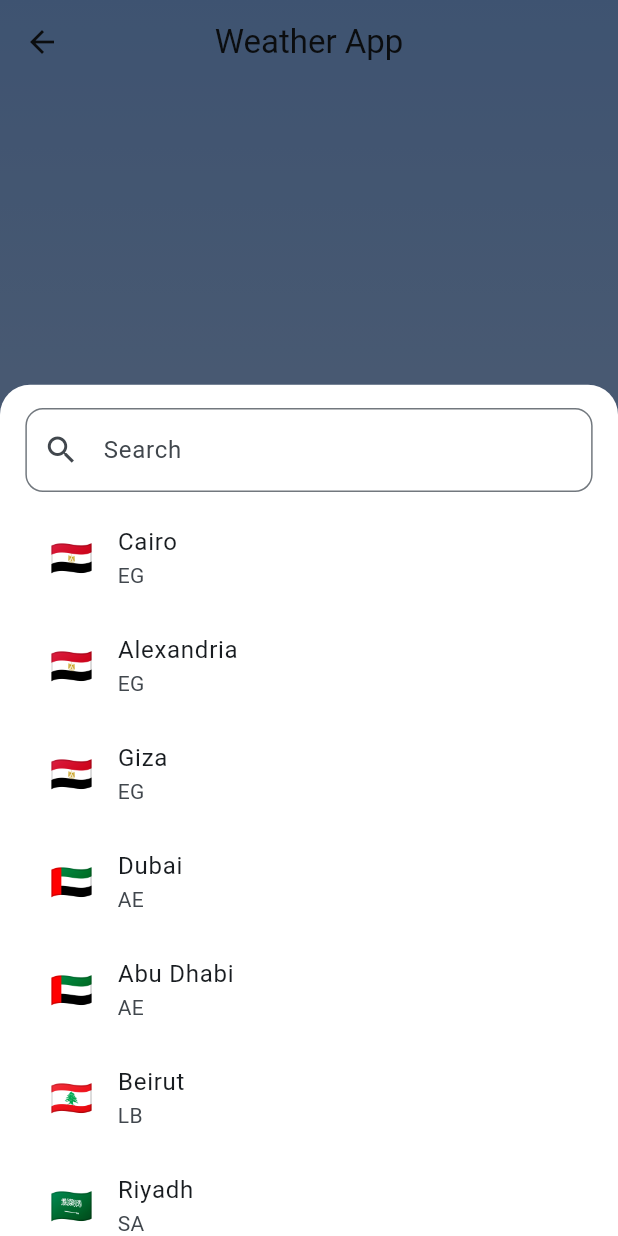
After one commit to Amr-Amer/weather, a Flutter app: the HomeScreen screen opened by its route, after a tap on "Select a city", on a phone screen of 412 x 824 dp. The commit adds this screen. Run offline on Flutter 3.47's test engine with Material 3 defaults, Android fonts, the phone set to English and light mode, and no system bars; drawn by our look-alikes of animated_text_kit; our stand-ins replace bloc, dartz, dio, flutter_bloc, flutter_screenutil, get_it and 3 more; accounts and stored records are empty; network calls fail; Roboto replaces fonts that are missing (Cairo).

Commit message:
- change counties to cities

```diff
--- /dev/null
+++ b/devtools_options.yaml
@@ -0,0 +1,3 @@
+description: This file stores settings for Dart & Flutter DevTools.
+documentation: https://docs.flutter.dev/tools/devtools/extensions#configure-extension-enablement-states
+extensions:
--- a/lib/main.dart
+++ b/lib/main.dart
@@ -8,6 +8,7 @@ import 'package:weather/core/constants/app_colors.dart';
 import 'package:weather/core/constants/app_strings.dart';
 import 'package:weather/core/di/injection_container.dart';
 import 'package:weather/core/navigation/app_navigator_routes.dart';
+import 'package:weather/core/navigation/app_routes.dart';
 import 'package:weather/screens/home/presentation/screens/home_screen.dart';
 
 void main() async {
@@ -37,7 +38,6 @@ class MyApp extends StatelessWidget {
         return MaterialApp(
             title: AppStrings.appName,
             debugShowCheckedModeBanner: false,
-            onGenerateRoute: AppNavigationRoutes.generateRoute,
             navigatorKey: AppNavigationRoutes.navigatorState,
             theme: ThemeData(
               colorScheme: ColorScheme.fromSeed(
@@ -49,7 +49,8 @@ class MyApp extends StatelessWidget {
               textTheme:  GoogleFonts.cairoTextTheme(),
               useMaterial3: true,
             ),
-            home: HomeScreen()
+          initialRoute: AppRoutes.home,
+          onGenerateRoute: AppNavigationRoutes.generateRoute,
         );
       },
     );
--- a/lib/models/city_model.dart
+++ b/lib/models/city_model.dart
@@ -29,3 +29,37 @@ class CityModel {
     };
   }
 }
+
+
+class Cities {
+  static List<CityModel> allCities = [
+    // Egypt
+    CityModel(name: "Cairo", country: "EG", lat: 30.0444, lon: 31.2357),
+    CityModel(name: "Alexandria", country: "EG", lat: 31.2001, lon: 29.9187),
+    CityModel(name: "Giza", country: "EG", lat: 30.0131, lon: 31.2089),
+
+    // UAE
+    CityModel(name: "Dubai", country: "AE", lat: 25.276987, lon: 55.296249),
+    CityModel(name: "Abu Dhabi", country: "AE", lat: 24.4539, lon: 54.3773),
+
+    // Lebanon
+    CityModel(name: "Beirut", country: "LB", lat: 33.8938, lon: 35.5018),
+
+    // Saudi Arabia
+    CityModel(name: "Riyadh", country: "SA", lat: 24.7136, lon: 46.6753),
+    CityModel(name: "Jeddah", country: "SA", lat: 21.4858, lon: 39.1925),
+
+    // Jordan
+    CityModel(name: "Amman", country: "JO", lat: 31.9539, lon: 35.9106),
+
+    // Kuwait
+    CityModel(name: "Kuwait City", country: "KW", lat: 29.3759, lon: 47.9774),
+
+    // World
+    CityModel(name: "London", country: "GB", lat: 51.5074, lon: -0.1278),
+    CityModel(name: "Paris", country: "FR", lat: 48.8566, lon: 2.3522),
+    CityModel(name: "New York", country: "US", lat: 40.7128, lon: -74.0060),
+    CityModel(name: "Tokyo", country: "JP", lat: 35.6762, lon: 139.6503),
+    CityModel(name: "Sydney", country: "AU", lat: -33.8688, lon: 151.2093),
+  ];
+}
--- a/lib/screens/forecast/presentation/screens/forecast_screen.dart
+++ b/lib/screens/forecast/presentation/screens/forecast_screen.dart
@@ -13,9 +13,10 @@ class ForecastScreen extends StatelessWidget {
 
   @override
   Widget build(BuildContext context) {
-    final country = ModalRoute.of(context)?.settings.arguments as String? ?? "Cairo";
+
+    final cityName = ModalRoute.of(context)?.settings.arguments as String? ?? "Cairo";
     if (kDebugMode) {
-      print("country: $country");
+      print("City Name: $cityName");
     }
     return MultiBlocProvider(
       providers: [
@@ -36,7 +37,7 @@ class ForecastScreen extends StatelessWidget {
             },
           ),
         ),
-        body: ForecastBody(country: country),
+        body: ForecastBody(country: cityName),
       ),
     );
   }
--- a/lib/screens/home/presentation/manager/home_cubit.dart
+++ b/lib/screens/home/presentation/manager/home_cubit.dart
@@ -1,4 +1,5 @@
 import 'package:flutter_bloc/flutter_bloc.dart';
+import 'package:weather/models/city_model.dart';
 import 'package:weather/screens/home/presentation/manager/home_state.dart';
 import 'package:weather/screens/home/repository/home_repo.dart';
 
@@ -7,9 +8,9 @@ class HomeCubit extends Cubit<HomeState> {
 
   HomeCubit(this._homeRepo) : super(HomeState());
 
-  void selectCountry(String country) {
-    emit(state.copyWith(selectedCountry: country));
-    fetchCurrentWeather(country);
+  void selectCity(CityModel city) {
+    emit(state.copyWith(selectedCity: city));
+    fetchCurrentWeather(city.name);
   }
 
   Future<void> fetchCurrentWeather(String city) async {
@@ -17,31 +18,21 @@ class HomeCubit extends Cubit<HomeState> {
     try {
       final weather = await _homeRepo.getCurrentWeather(city);
       if (weather != null) {
-        emit(state.copyWith(
-          currentWeather: weather,
-          isLoading: false,
-        ));
+        emit(state.copyWith(currentWeather: weather, isLoading: false));
       } else {
         emit(state.copyWith(
-          isLoading: false,
-          errorMessage: "Failed to fetch weather",
-        ));
+            isLoading: false, errorMessage: "Failed to fetch weather"));
       }
     } catch (e) {
-      emit(state.copyWith(
-        isLoading: false,
-        errorMessage: e.toString(),
-      ));
+      emit(state.copyWith(isLoading: false, errorMessage: e.toString()));
     }
   }
 
   String formatDate(int? timestamp) {
     if (timestamp == null) return "";
     final date = DateTime.fromMillisecondsSinceEpoch(timestamp * 1000);
-    return "${date.day.toString().padLeft(2,'0')}/"
-        "${date.month.toString().padLeft(2,'0')}/"
+    return "${date.day.toString().padLeft(2, '0')}/"
+        "${date.month.toString().padLeft(2, '0')}/"
         "${date.year}";
   }
-
-
 }
--- a/lib/screens/home/presentation/manager/home_state.dart
+++ b/lib/screens/home/presentation/manager/home_state.dart
@@ -1,26 +1,27 @@
 import 'package:weather/models/weather_model.dart';
+import 'package:weather/models/city_model.dart';
 
 class HomeState {
-  final String? selectedCountry;
+  final CityModel? selectedCity;
   final WeatherModel? currentWeather;
   final bool isLoading;
   final String? errorMessage;
 
   HomeState({
-    this.selectedCountry,
+    this.selectedCity,
     this.currentWeather,
     this.isLoading = false,
     this.errorMessage,
   });
 
   HomeState copyWith({
-    String? selectedCountry,
+    CityModel? selectedCity,
     WeatherModel? currentWeather,
     bool? isLoading,
     String? errorMessage,
   }) {
     return HomeState(
-      selectedCountry: selectedCountry ?? this.selectedCountry,
+      selectedCity: selectedCity ?? this.selectedCity,
       currentWeather: currentWeather ?? this.currentWeather,
       isLoading: isLoading ?? this.isLoading,
       errorMessage: errorMessage ?? this.errorMessage,
--- a/lib/screens/home/presentation/screens/home_body.dart
+++ b/lib/screens/home/presentation/screens/home_body.dart
@@ -33,12 +33,12 @@ class HomeBody extends StatelessWidget {
                 color: AppColors.blueDarkColor,
                 onRefresh: () async {
                   final state = context.read<HomeCubit>().state;
-                  if (state.selectedCountry == null ||
-                      state.selectedCountry!.isEmpty) {
+                  if (state.selectedCity == null ||
+                      state.selectedCity!.name.isEmpty) {
                     return;
                   }
                   context.read<HomeCubit>().fetchCurrentWeather(
-                    state.selectedCountry!,
+                    state.selectedCity!.name,
                   );
                 },
                 child: BlocBuilder<HomeCubit, HomeState>(
@@ -46,8 +46,8 @@ class HomeBody extends StatelessWidget {
                     if (state.isLoading) {
                       return const LoadingWidget();
                     }
-                    if (state.selectedCountry == null ||
-                        state.selectedCountry!.isEmpty) {
+                    if (state.selectedCity?.name == null ||
+                        state.selectedCity!.name.isEmpty) {
                       return const UnSelectCityWidget();
                     }
 
@@ -112,7 +112,7 @@ class HomeBody extends StatelessWidget {
                           animatedTexts: [
                             TyperAnimatedText(
                               speed: const Duration(milliseconds: 100),
-                              state.selectedCountry ?? AppStrings.selectACity,
+                              state.selectedCity?.name ?? AppStrings.selectACity,
                               textAlign: TextAlign.center,
                               textStyle: AppTextStyles.style25BlueDarkW700,
                             ),
@@ -173,12 +173,13 @@ class HomeBody extends StatelessWidget {
                             builder: (context) {
                               final cubit = context.read<HomeCubit>();
                               return SelectCountryWidget(
-                                title: AppStrings.changeCity,
-                                initialCountry: cubit.state.selectedCountry,
-                                onCountrySelected: (newCountry) {
-                                  cubit.selectCountry(newCountry);
+                                title: cubit.state.selectedCity?.name ?? AppStrings.selectACity,
+                                initialCity: cubit.state.selectedCity,
+                                onCitySelected: (city) {
+                                  cubit.selectCity(city);
                                 },
                               );
+
                             },
                           ),
                         ),
--- a/lib/screens/home/presentation/widgets/card_info.dart
+++ b/lib/screens/home/presentation/widgets/card_info.dart
@@ -27,6 +27,7 @@ class CardInfo extends StatelessWidget {
       ),
       child: Row(
         mainAxisAlignment: MainAxisAlignment.spaceEvenly,
+        crossAxisAlignment: CrossAxisAlignment.center,
         children: [
           _infoTile("Humidity", "${humidity ?? '--'}%", "💧"),
           _infoTile("Wind", "${windSpeed?.toInt() ?? '--'} km/h", "🌬️"),
@@ -39,11 +40,11 @@ class CardInfo extends StatelessWidget {
 
   Widget _infoTile(String title, String value, String icon) {
     return Padding(
-      padding: EdgeInsets.symmetric(vertical: 20.r, horizontal: 5.r),
+      padding: EdgeInsets.symmetric(vertical: 10.r, horizontal: 5.r),
       child: Column(
         children: [
           Text(icon, style: AppTextStyles.style22WhiteW500),
-          SizedBox(height: 7.h),
+          SizedBox(height: 5.h),
           Text(value, style: AppTextStyles.style18WhiteW600),
           SizedBox(height: 4.h),
           Text(title, style: AppTextStyles.style14WhiteW500),
--- a/lib/screens/home/presentation/widgets/select_country_widget.dart
+++ b/lib/screens/home/presentation/widgets/select_country_widget.dart
@@ -1,19 +1,75 @@
+// import 'package:flutter/material.dart';
+// import 'package:country_picker/country_picker.dart';
+// import 'package:flutter_screenutil/flutter_screenutil.dart';
+// import 'package:weather/core/constants/app_colors.dart';
+// import 'package:weather/core/constants/app_text_styles.dart';
+//
+// class SelectCountryWidget extends StatelessWidget {
+//   final String title;
+//   final Function(String) onCountrySelected;
+//   final String? initialCountry;
+//
+//   const SelectCountryWidget({
+//     super.key,
+//     required this.title,
+//     required this.onCountrySelected,
+//     this.initialCountry,
+//   });
+//
+//   @override
+//   Widget build(BuildContext context) {
+//     return ElevatedButton.icon(
+//       style: ElevatedButton.styleFrom(
+//         backgroundColor: AppColors.blueDarkColor,
+//         shape: RoundedRectangleBorder(
+//           borderRadius: BorderRadius.circular(12.r),
+//         ),
+//       ),
+//       onPressed: () {
+//         showCountryPicker(
+//           context: context,
+//           showPhoneCode: false,
+//           useSafeArea: true,
+//           onSelect: (country) {
+//             onCountrySelected(country.name);
+//           },
+//           countryListTheme: CountryListThemeData(
+//             backgroundColor: Colors.white,
+//             textStyle: AppTextStyles.style16blueDarkW500,
+//             bottomSheetHeight: 500.h,
+//           ),
+//         );
+//       },
+//       icon: Icon(
+//         Icons.location_on,
+//         color: AppColors.whiteColor,
+//       ),
+//       label: Text(
+//         title,
+//         style: AppTextStyles.style16WhiteW500,
+//       ),
+//     );
+//   }
+// }
+
+
 import 'package:flutter/material.dart';
-import 'package:country_picker/country_picker.dart';
 import 'package:flutter_screenutil/flutter_screenutil.dart';
 import 'package:weather/core/constants/app_colors.dart';
 import 'package:weather/core/constants/app_text_styles.dart';
+import 'package:weather/widgets/city_picker_widget.dart';
+import 'package:weather/models/city_model.dart';
 
 class SelectCountryWidget extends StatelessWidget {
   final String title;
-  final Function(String) onCountrySelected;
-  final String? initialCountry;
+  final Function(CityModel) onCitySelected;
+  final CityModel? initialCity;
 
   const SelectCountryWidget({
     super.key,
     required this.title,
-    required this.onCountrySelected,
-    this.initialCountry,
+    required this.onCitySelected,
+    this.initialCity,
   });
 
   @override
@@ -26,17 +82,25 @@ class SelectCountryWidget extends StatelessWidget {
         ),
       ),
       onPressed: () {
-        showCountryPicker(
+        showModalBottomSheet(
+          useSafeArea: true,
           context: context,
-          showPhoneCode: false,
-          useSafeArea: true,
-          onSelect: (country) {
-            onCountrySelected(country.name);
-          },
-          countryListTheme: CountryListThemeData(
-            backgroundColor: Colors.white,
-            textStyle: AppTextStyles.style16blueDarkW500,
-            bottomSheetHeight: 500.h,
+          isScrollControlled: true,
+          backgroundColor: Colors.white,
+          shape: const RoundedRectangleBorder(
+            borderRadius: BorderRadius.vertical(top: Radius.circular(20)),
+          ),
+          builder: (context) => Padding(
+            padding: EdgeInsets.only(
+              bottom: MediaQuery.of(context).viewInsets.bottom,
+              top: 16.h,
+              left: 16.w,
+              right: 16.w,
+            ),
+            child: CityPickerWidget(
+              initialCity: initialCity,
+              onCitySelected: onCitySelected,
+            ),
           ),
         );
       },
--- a/lib/screens/home/presentation/widgets/side_menu.dart
+++ b/lib/screens/home/presentation/widgets/side_menu.dart
@@ -41,10 +41,10 @@ class SideMenu extends StatelessWidget {
               () {
             AppNavigationRoutes.pop();
             final homeCubit = context.read<HomeCubit>();
-            final selectedCountry = homeCubit.state.selectedCountry ?? "Cairo";
+            final selectedCity = homeCubit.state.selectedCity?.name ?? "Cairo";
             AppNavigationRoutes.push(
               AppRoutes.forecast,
-              arguments: selectedCountry,
+              arguments: selectedCity,
             );
           },
         ),
--- a/lib/screens/home/presentation/widgets/un_select_city_widget.dart
+++ b/lib/screens/home/presentation/widgets/un_select_city_widget.dart
@@ -28,7 +28,7 @@ class _UnSelectCityWidgetState extends State<UnSelectCityWidget>
 
     _controller = AnimationController(
       vsync: this,
-      duration: const Duration(milliseconds: 700),
+      duration: const Duration(milliseconds: 500),
     );
 
     _slideAnimation =
@@ -85,7 +85,6 @@ class _UnSelectCityWidgetState extends State<UnSelectCityWidget>
 
             const Spacer(flex: 1),
 
-
             Expanded(
               flex: 2,
               child: Align(
@@ -105,10 +104,11 @@ class _UnSelectCityWidgetState extends State<UnSelectCityWidget>
                     builder: (context) {
                       final cubit = context.read<HomeCubit>();
                       return SelectCountryWidget(
-                        title: AppStrings.changeCity,
-                        initialCountry: cubit.state.selectedCountry,
-                        onCountrySelected: (newCountry) {
-                          cubit.selectCountry(newCountry);
+                        title: cubit.state.selectedCity?.name ?? AppStrings.selectACity,
+                        initialCity: cubit.state.selectedCity,
+                        onCitySelected: (city) {
+                          cubit.selectCity(city);
+                          setState(() {});
                         },
                       );
                     },
--- /dev/null
+++ b/lib/services/storage_service.dart
@@ -0,0 +1,25 @@
+import 'package:weather/models/city_model.dart';
+import 'package:shared_preferences/shared_preferences.dart';
+
+
+class FavoriteCityService {
+  static const String _keyFavoriteCity = "favorite_city";
+
+  //TODO: Save favorite city
+  static Future<void> saveFavoriteCity(CityModel city) async {
+    final prefs = await SharedPreferences.getInstance();
+    prefs.setString(_keyFavoriteCity, city.name);
+  }
+
+  //TODO: Get favorite city
+  static Future<String?> getFavoriteCity() async {
+    final prefs = await SharedPreferences.getInstance();
+    return prefs.getString(_keyFavoriteCity);
+  }
+
+  //TODO: Remove favorite city
+  static Future<void> removeFavoriteCity() async {
+    final prefs = await SharedPreferences.getInstance();
+    prefs.remove(_keyFavoriteCity);
+  }
+}
--- /dev/null
+++ b/lib/widgets/city_picker_widget.dart
@@ -0,0 +1,92 @@
+import 'package:flutter/material.dart';
+import 'package:flutter_screenutil/flutter_screenutil.dart';
+import 'package:weather/core/constants/app_strings.dart';
+import 'package:weather/core/constants/app_text_styles.dart';
+import 'package:weather/models/city_model.dart';
+
+class CityPickerWidget extends StatefulWidget {
+  final CityModel? initialCity;
+  final Function(CityModel) onCitySelected;
+
+  const CityPickerWidget({
+    super.key,
+    required this.onCitySelected,
+    this.initialCity,
+  });
+
+  @override
+  State<CityPickerWidget> createState() => _CityPickerWidgetState();
+}
+
+class _CityPickerWidgetState extends State<CityPickerWidget> {
+  List<CityModel> filteredCities = Cities.allCities;
+  TextEditingController searchController = TextEditingController();
+
+  @override
+  void initState() {
+    super.initState();
+    searchController.addListener(() {
+      final query = searchController.text.toLowerCase();
+      setState(() {
+        filteredCities = Cities.allCities
+            .where((city) =>
+        city.name.toLowerCase().contains(query) ||
+            city.country.toLowerCase().contains(query))
+            .toList();
+      });
+    });
+  }
+
+  @override
+  void dispose() {
+    searchController.dispose();
+    super.dispose();
+  }
+
+  String getFlagEmoji(String countryCode) {
+    return countryCode.toUpperCase().codeUnits
+        .map((e) => String.fromCharCode(e + 127397))
+        .join();
+  }
+
+  @override
+  Widget build(BuildContext context) {
+    return Column(
+      mainAxisSize: MainAxisSize.min,
+      children: [
+        TextField(
+          controller: searchController,
+          decoration: InputDecoration(
+            hintText: AppStrings.search,
+            prefixIcon: const Icon(Icons.search),
+            border: OutlineInputBorder(
+              borderRadius: BorderRadius.circular(12.r),
+            ),
+          ),
+        ),
+        SizedBox(height: 8.h),
+        SizedBox(
+          height: 500.h,
+          child: ListView.builder(
+            itemCount: filteredCities.length,
+            itemBuilder: (context, index) {
+              final city = filteredCities[index];
+              return ListTile(
+                leading: Text(
+                  getFlagEmoji(city.country),
+                  style: AppTextStyles.style22WhiteW500,
+                ),
+                title: Text(city.name),
+                subtitle: Text(city.country),
+                onTap: () {
+                  widget.onCitySelected(city);
+                  Navigator.pop(context);
+                },
+              );
+            },
+          ),
+        ),
+      ],
+    );
+  }
+}
```
Also changed, not shown: lib/screens/forecast/presentation/manager/forecast_cubit.dart (+32 -1 lines), lib/screens/forecast/presentation/screens/forecast_body.dart (+5 -6 lines), lib/screens/forecast/presentation/widgets/card_list.dart (+24 -11 lines).
